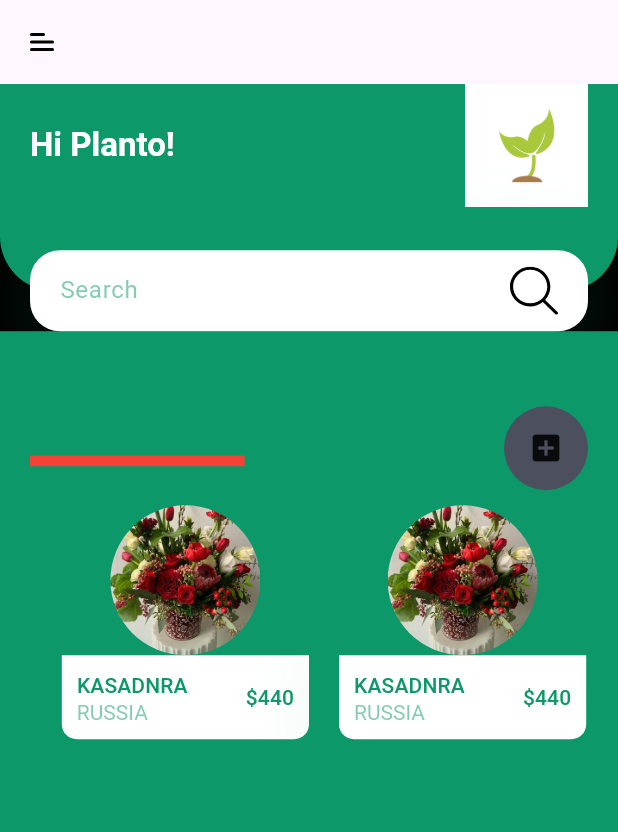
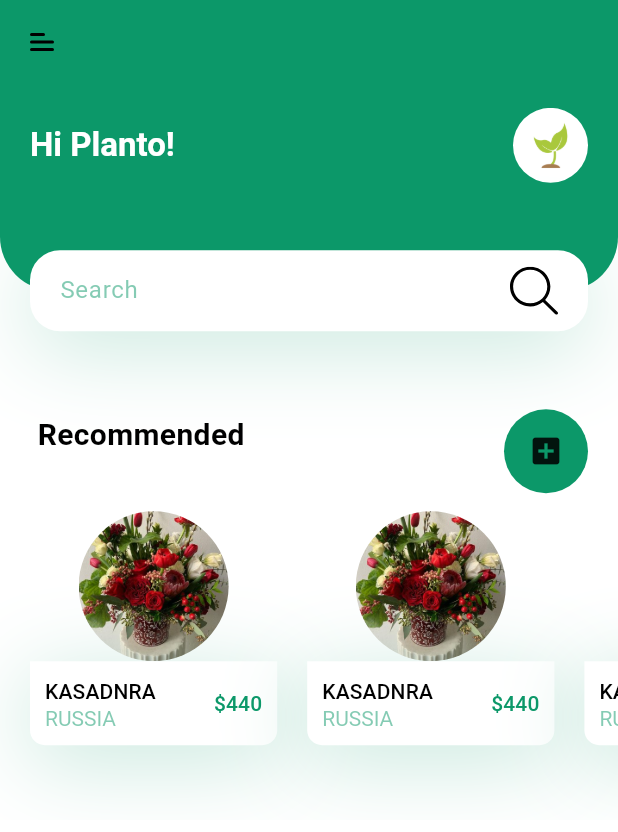
Before and after one commit to kenan7Th/MyPlantApp, a Flutter app: the screen it shows after launch, on a phone screen of 412 x 824 dp. Shown: the top 832 px of the screen. Run offline on Flutter 3.47's test engine with Material 3 defaults, Android fonts, the phone set to English and light mode, and no system bars; our stand-ins replace flutter_svg.

Commit message:
create Feautred Plants lists

```diff
--- a/lib/components/body.dart
+++ b/lib/components/body.dart
@@ -1,6 +1,7 @@
-import 'package:flutter/gestures.dart';
 import 'package:flutter/material.dart';
+import 'package:plantapp/components/featuredPlantslist.dart';
 import 'package:plantapp/components/header_with_searches.dart';
+import 'package:plantapp/components/recomended_plants.dart';
 import 'package:plantapp/components/title_wit_more_button.dart';
 
 import 'package:plantapp/constatnts.dart';
@@ -40,81 +41,24 @@ class Body extends StatelessWidget {
                     country: "Russia",
                     price: 440,
                     mypress: () {}),
+                RecommendPlantCard(
+                    image: "assets/images/roseone.jpg",
+                    title: "Kasadnra",
+                    country: "Russia",
+                    price: 440,
+                    mypress: () {}),
+                RecommendPlantCard(
+                    image: "assets/images/roseone.jpg",
+                    title: "Kasadnra",
+                    country: "Russia",
+                    price: 440,
+                    mypress: () {}),
+                TitleWithMoreButton(title: "Featured Plant", press: () {}),
+                FeaturedPlantsList(),
+                SizedBox(
+                  height: KDefalutPadding,
+                )
               ],
-            ),
-          )
-        ],
-      ),
-    );
-  }
-}
-
-class RecommendPlantCard extends StatelessWidget {
-  RecommendPlantCard(
-      {required this.image,
-      required this.title,
-      required this.country,
-      required this.price,
-      required this.mypress});
-  final String image;
-  final String title;
-  final String country;
-  final int price;
-  final Function() mypress;
-  @override
-  Widget build(BuildContext context) {
-    Size size = MediaQuery.of(context).size;
-    return Container(
-      margin: EdgeInsets.only(
-          left: KDefalutPadding,
-          top: KDefalutPadding / 2,
-          bottom: KDefalutPadding * 2.5),
-      width: size.width * 0.4,
-      child: Column(
-        children: <Widget>[
-          PlantImg(
-            myimage: image,
-          ),
-          GestureDetector(
-            onTap: mypress,
-            child: Container(
-              padding: EdgeInsets.all(KDefalutPadding / 2),
-              decoration: BoxDecoration(
-                  color: Colors.white,
-                  borderRadius: BorderRadius.only(
-                      bottomLeft: Radius.circular(10.0),
-                      bottomRight: Radius.circular(10.0)),
-                  boxShadow: [
-                    BoxShadow(
-                      offset: Offset(0, 10),
-                      blurRadius: 50,
-                      color: KPrimaryColor.withOpacity(0.23),
-                    )
-                  ]),
-              child: Row(
-                children: <Widget>[
-                  RichText(
-                    text: TextSpan(children: [
-                      TextSpan(
-                        text: "$title\n".toUpperCase(),
-                        style: Theme.of(context).textTheme.button,
-                      ),
-                      TextSpan(
-                          text: country.toUpperCase(),
-                          style:
-                              TextStyle(color: KPrimaryColor.withOpacity(0.5))),
-                    ]),
-                  ),
-                  Spacer(),
-                  Text(
-                    '\$$price',
-                    style: Theme.of(context)
-                        .textTheme
-                        .button
-                        ?.copyWith(color: KPrimaryColor),
-                  )
-                ],
-              ),
             ),
           )
         ],
@@ -153,7 +97,7 @@ class TitleWithCustomUnderLine extends StatelessWidget {
   @override
   Widget build(BuildContext context) {
     return Container(
-      height: 24,
+      height: 60,
       child: Stack(
         children: <Widget>[
           Padding(
@@ -172,7 +116,6 @@ class TitleWithCustomUnderLine extends StatelessWidget {
               margin: EdgeInsets.only(
                   right: KDefalutPadding / 4), // Corrected typo here
               height: 7,
-              color: Colors.red,
             ),
           ),
         ],
@@ -195,7 +138,7 @@ class RoundIconButton extends StatelessWidget {
         height: 56.0,
       ),
       shape: CircleBorder(),
-      fillColor: Color(0xFF4C4F5E),
+      fillColor: KPrimaryColor,
       onPressed: () {},
     );
   }
--- a/lib/components/header_with_searches.dart
+++ b/lib/components/header_with_searches.dart
@@ -42,7 +42,14 @@ class HeaderWithSearchBox extends StatelessWidget {
                       ),
                 ),
                 Spacer(),
-                Image.asset("assets/images/logo.png"),
+                ClipOval(
+                  child: Image.asset(
+                    'assets/images/logo.png',
+                    width: 50, // Adjust the width as needed
+                    height: 50, // Adjust the height as needed
+                    fit: BoxFit.cover,
+                  ),
+                )
               ],
             ),
           ),
@@ -89,7 +96,6 @@ class HeaderWithSearchBox extends StatelessWidget {
               ))
         ],
       ),
-      color: Colors.black,
     );
   }
 }
--- /dev/null
+++ b/lib/components/recomended_plants.dart
@@ -0,0 +1,77 @@
+import 'package:flutter/material.dart';
+import 'package:plantapp/components/body.dart';
+import 'package:plantapp/constatnts.dart';
+
+class RecommendPlantCard extends StatelessWidget {
+  RecommendPlantCard(
+      {required this.image,
+      required this.title,
+      required this.country,
+      required this.price,
+      required this.mypress});
+  final String image;
+  final String title;
+  final String country;
+  final int price;
+  final Function() mypress;
+  @override
+  Widget build(BuildContext context) {
+    Size size = MediaQuery.of(context).size;
+    return Container(
+      margin: EdgeInsets.only(
+          left: KDefalutPadding,
+          top: KDefalutPadding / 2,
+          bottom: KDefalutPadding * 2.5),
+      width: size.width * 0.4,
+      child: Column(
+        children: <Widget>[
+          PlantImg(
+            myimage: image,
+          ),
+          GestureDetector(
+            onTap: mypress,
+            child: Container(
+              padding: EdgeInsets.all(KDefalutPadding / 2),
+              decoration: BoxDecoration(
+                  color: Colors.white,
+                  borderRadius: BorderRadius.only(
+                      bottomLeft: Radius.circular(10.0),
+                      bottomRight: Radius.circular(10.0)),
+                  boxShadow: [
+                    BoxShadow(
+                      offset: Offset(0, 10),
+                      blurRadius: 50,
+                      color: KPrimaryColor.withOpacity(0.23),
+                    )
+                  ]),
+              child: Row(
+                children: <Widget>[
+                  RichText(
+                    text: TextSpan(children: [
+                      TextSpan(
+                        text: "$title\n".toUpperCase(),
+                        style: Theme.of(context).textTheme.button,
+                      ),
+                      TextSpan(
+                          text: country.toUpperCase(),
+                          style:
+                              TextStyle(color: KPrimaryColor.withOpacity(0.5))),
+                    ]),
+                  ),
+                  Spacer(),
+                  Text(
+                    '\$$price',
+                    style: Theme.of(context)
+                        .textTheme
+                        .button
+                        ?.copyWith(color: KPrimaryColor),
+                  )
+                ],
+              ),
+            ),
+          )
+        ],
+      ),
+    );
+  }
+}
--- a/lib/constatnts.dart
+++ b/lib/constatnts.dart
@@ -2,7 +2,7 @@ import 'package:flutter/material.dart';
 //colors that we use in our app
 
 const KPrimaryColor = Color(0xFF0C9869);
-const KTextColor = Color(0xFF0C9869);
+const KTextColor = Colors.black;
 
-const KBackgroundColor = Color(0xFF0C9869);
+const KBackgroundColor = Colors.white;
 const double KDefalutPadding = 20.0;
--- a/lib/screens/home/components/homescreen.dart
+++ b/lib/screens/home/components/homescreen.dart
@@ -1,6 +1,7 @@
 import 'package:flutter/material.dart';
 import 'package:flutter_svg/flutter_svg.dart';
 import 'package:plantapp/components/body.dart';
+import 'package:plantapp/constatnts.dart';
 
 class HomeScreen extends StatelessWidget {
   const HomeScreen({super.key});
@@ -19,6 +20,7 @@ class HomeScreen extends StatelessWidget {
       leading: IconButton(
           onPressed: () {},
           icon: SvgPicture.asset("assets/icons/menu-alt-04-svgrepo-com.svg")),
+      backgroundColor: KPrimaryColor,
     );
   }
 }
```
Also changed, not shown: lib/components/featuredPlantslist.dart (added, +35 -0 lines), lib/components/featureplantcard.dart (added, +30 -0 lines), assets/images/featured plantsone.jpg (added), assets/images/featured plantsthree.jpg (added), assets/images/featured plantstwo.jpg (added), assets/images/featuredplantsfourjpg.jpg (added).
